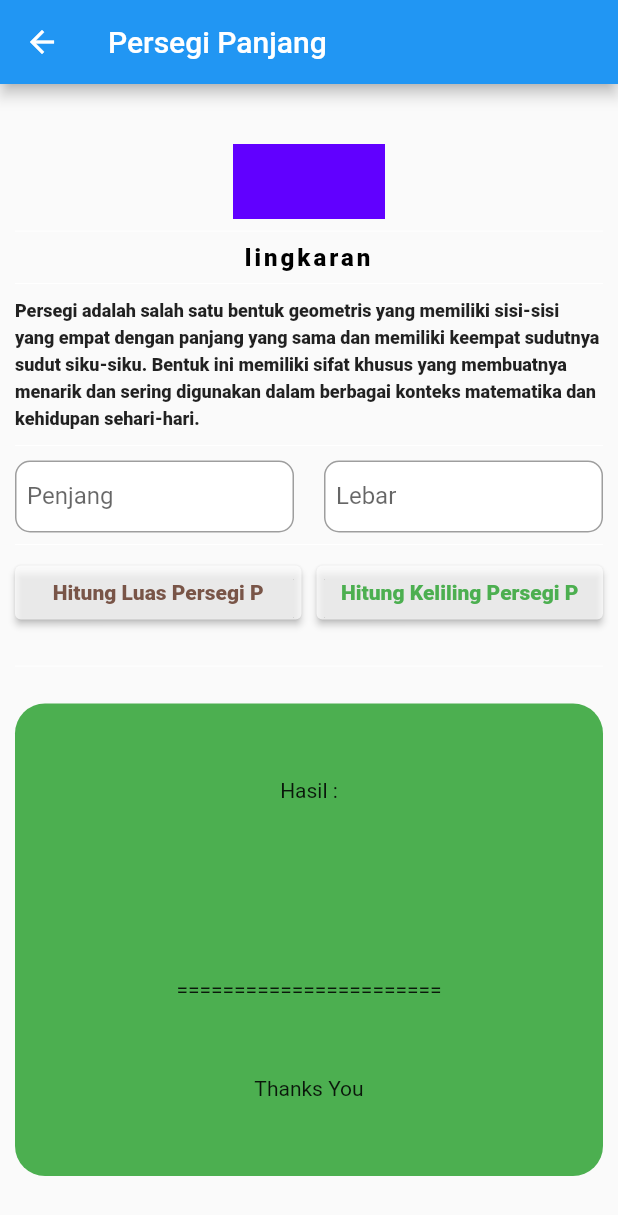
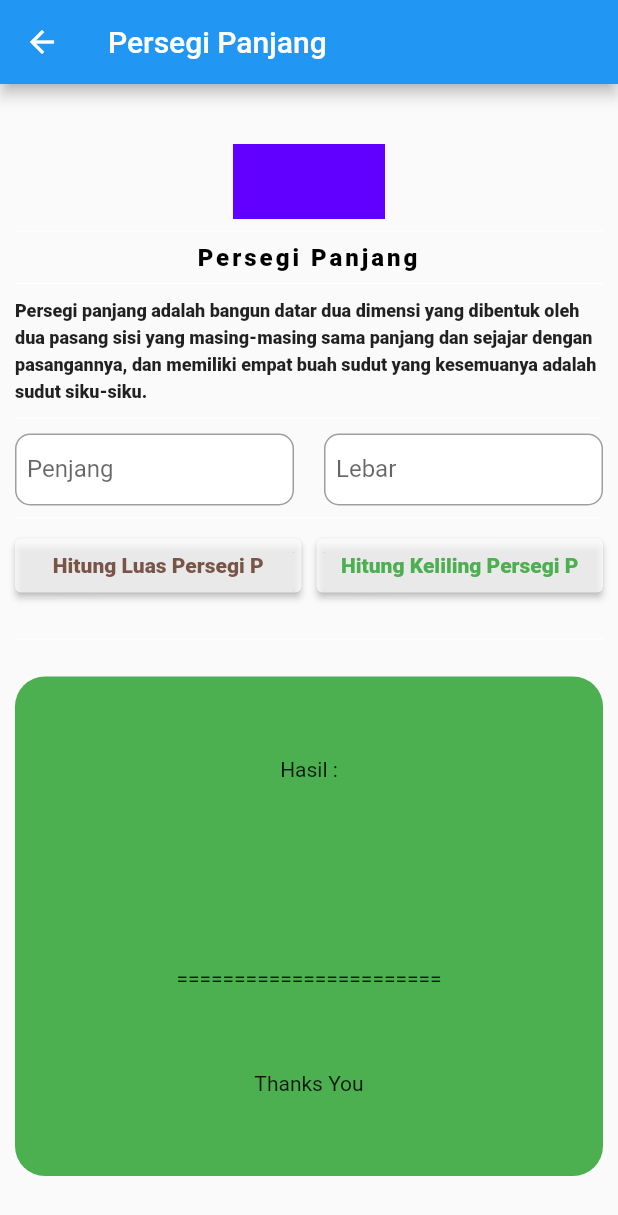
Before and after one commit to anisaramadani/belajar_flutter, a Flutter app: the PersegiPanjangApp screen opened directly, on a phone screen of 412 x 824 dp. Shown: the top 1215 px of the screen. Run offline on Flutter 3.47's test engine with Material 2 defaults, Android fonts, the phone set to English and light mode, and no system bars; our stand-ins replace get.

Commit message:
Day Dua Final 2

```diff
--- a/lib/page/lingkaran-page.dart
+++ b/lib/page/lingkaran-page.dart
@@ -35,7 +35,7 @@ class LingkaranApp extends StatelessWidget {
               Container(
                 width: double.infinity,
                 child: Text(
-                  "Persegi adalah salah satu bentuk geometris yang memiliki sisi-sisi yang empat dengan panjang yang sama dan memiliki keempat sudutnya sudut siku-siku. Bentuk ini memiliki sifat khusus yang membuatnya menarik dan sering digunakan dalam berbagai konteks matematika dan kehidupan sehari-hari.",
+                  "Lingkaran adalah bentuk yang terdiri dari semua titik dalam bidang yang berjarak tertentu dari titik tertentu, pusat; ekuivalennya adalah kurva yang dilacak oleh titik yang bergerak dalam bidang sehingga jaraknya dari titik tertentu adalah konstan. ",
                   textAlign: TextAlign.left,
                   style: TextStyle(fontWeight: FontWeight.w900, fontSize: 12, height: 1.5),
                 ),
--- a/lib/page/persegi-panjang-page.dart
+++ b/lib/page/persegi-panjang-page.dart
@@ -20,7 +20,7 @@ final PersegiPanjangController _persegiPanjangController = Get.put(PersegiPanjan
               ),
               Divider(color: Colors.white),
               Text(
-                "lingkaran",
+                "Persegi Panjang",
                 maxLines: 1,
                 textAlign: TextAlign.center,
                 style: TextStyle(
@@ -34,7 +34,7 @@ final PersegiPanjangController _persegiPanjangController = Get.put(PersegiPanjan
               Container(
                 width: double.infinity,
                 child: Text(
-                  "Persegi adalah salah satu bentuk geometris yang memiliki sisi-sisi yang empat dengan panjang yang sama dan memiliki keempat sudutnya sudut siku-siku. Bentuk ini memiliki sifat khusus yang membuatnya menarik dan sering digunakan dalam berbagai konteks matematika dan kehidupan sehari-hari.",
+                  "Persegi panjang adalah bangun datar dua dimensi yang dibentuk oleh dua pasang sisi yang masing-masing sama panjang dan sejajar dengan pasangannya, dan memiliki empat buah sudut yang kesemuanya adalah sudut siku-siku.",
                   textAlign: TextAlign.left,
                   style: TextStyle(fontWeight: FontWeight.w900, fontSize: 12, height: 1.5),
                 ),
--- a/lib/page/segitiga-page.dart
+++ b/lib/page/segitiga-page.dart
@@ -34,7 +34,7 @@ class SegitagaApp extends StatelessWidget {
               Container(
                 width: double.infinity,
                 child: Text(
-                  "Persegi adalah salah satu bentuk geometris yang memiliki sisi-sisi yang empat dengan panjang yang sama dan memiliki keempat sudutnya sudut siku-siku. Bentuk ini memiliki sifat khusus yang membuatnya menarik dan sering digunakan dalam berbagai konteks matematika dan kehidupan sehari-hari.",
+                  "Sebuah segitiga adalah poligon dengan tiga ujung dan tiga simpul. Ini adalah salah satu bentuk dasar dalam geometri. Segitiga dengan simpul A, B, dan C dilambangkan. Dalam geometri Euclidean, setiap tiga titik, ketika non-collinear, menentukan segitiga unik dan sekaligus, sebuah bidang unik.",
                   textAlign: TextAlign.left,
                   style: TextStyle(fontWeight: FontWeight.w900, fontSize: 12, height: 1.5),
                 ),
```
